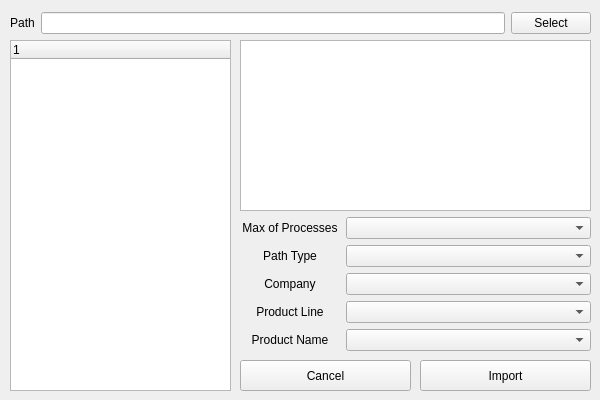
First picture: the form in resource/gui/LogImport.ui, repository Bader-CN/LogAnalysis, before the edit.
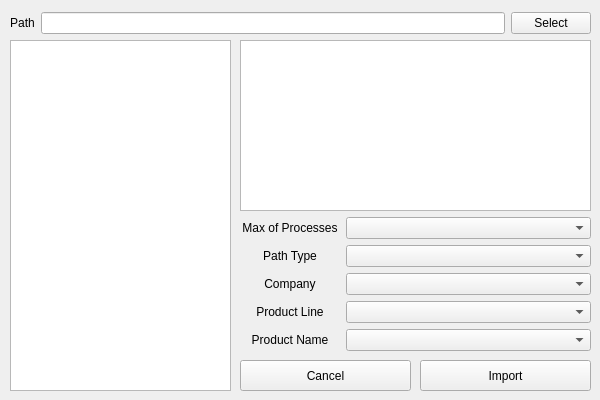
Second picture: the form after the edit.

Commit message: coding file selection

Patch:
```diff
--- a/resource/gui/LogImport.ui
+++ b/resource/gui/LogImport.ui
@@ -63,7 +63,7 @@
     </item>
    </layout>
   </widget>
-  <widget class="QTreeWidget" name="tree_filedir">
+  <widget class="QTreeView" name="tree_filedir">
    <property name="geometry">
     <rect>
      <x>10</x>
@@ -72,11 +72,6 @@
      <height>351</height>
     </rect>
    </property>
-   <column>
-    <property name="text">
-     <string notr="true">1</string>
-    </property>
-   </column>
   </widget>
   <widget class="QWidget" name="formLayoutWidget">
    <property name="geometry">
```
The commit also changes 2 other files.
